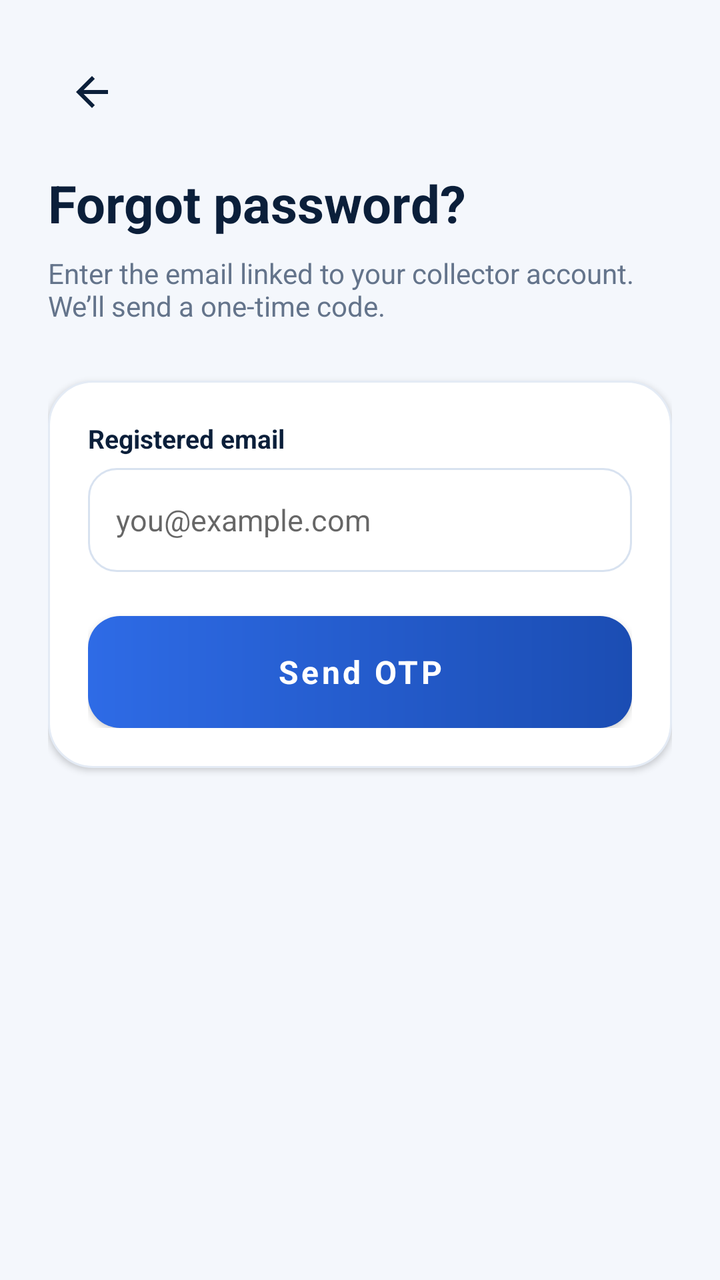
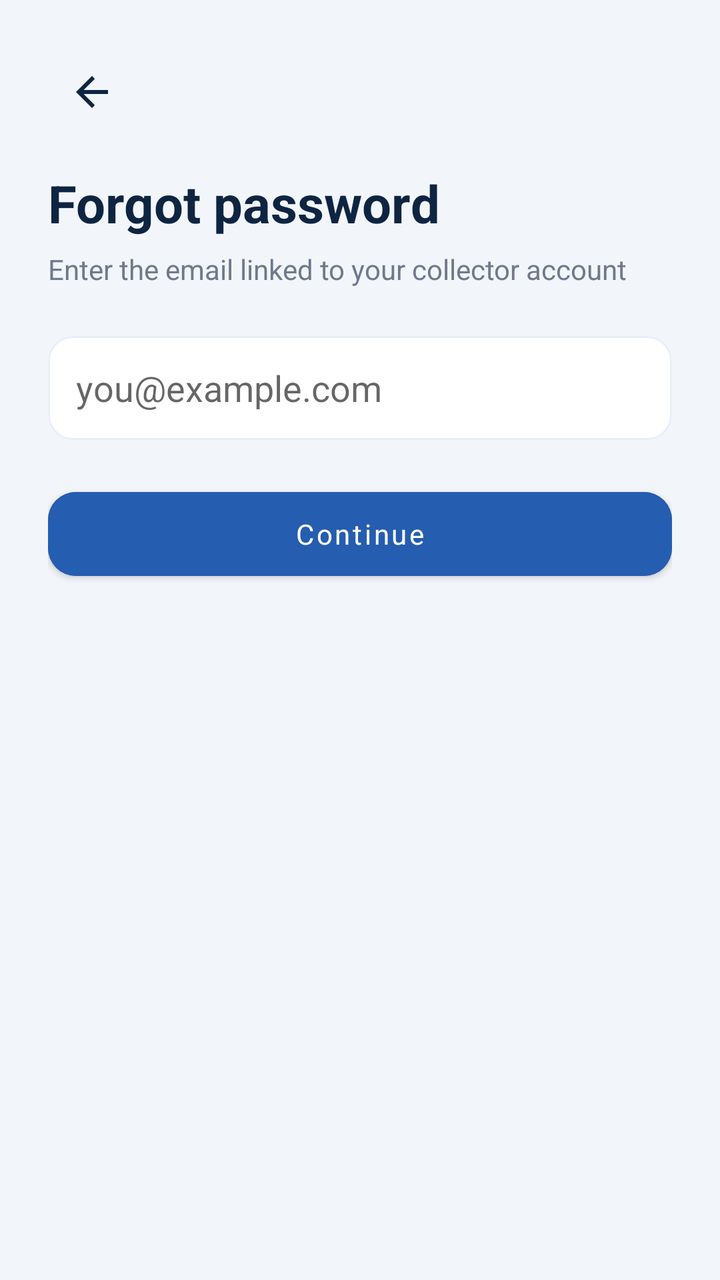

An Android layout rendered at two revisions. The XML below is the earlier revision; the diff shows what the commit changed to produce the second picture.
<!-- AndroidManifest.xml: application theme Theme.CSUCensus -->
<!-- res/layout/activity_forgot_password.xml -->
<?xml version="1.0" encoding="utf-8"?>
<ScrollView
    xmlns:android="http://schemas.android.com/apk/res/android"
    xmlns:app="http://schemas.android.com/apk/res-auto"
    android:layout_width="match_parent"
    android:layout_height="match_parent"
    android:background="@color/background"
    android:fillViewport="true"
    android:scrollbars="none"
    >
    <LinearLayout
        android:layout_width="match_parent"
        android:layout_height="wrap_content"
        android:orientation="vertical"
        android:padding="24dp"
        >
        <ImageButton
            android:id="@+id/btnBack"
            android:layout_width="44dp"
            android:layout_height="44dp"
            android:src="@drawable/ic_back"
            android:background="?attr/selectableItemBackgroundBorderless"
            android:contentDescription="Back"
            app:tint="@color/navy" />
        <TextView
            android:layout_width="wrap_content"
            android:layout_height="wrap_content"
            android:text="Forgot password?"
            android:textSize="26sp"
            android:textStyle="bold"
            android:textColor="@color/navy"
            android:layout_marginTop="16dp" />
        <TextView
            android:layout_width="wrap_content"
            android:layout_height="wrap_content"
            android:text="Enter the email linked to your collector account. We’ll send a one-time code."
            android:textColor="@color/muted"
            android:textSize="14sp"
            android:layout_marginTop="8dp" />
        <LinearLayout
            android:layout_width="match_parent"
            android:layout_height="wrap_content"
            android:orientation="vertical"
            android:background="@drawable/bg_card"
            android:padding="20dp"
            android:layout_marginTop="28dp"
            android:elevation="2dp"
            >
            <TextView
                android:layout_width="wrap_content"
                android:layout_height="wrap_content"
                android:text="Registered email"
                android:textColor="@color/navy"
                android:textStyle="bold"
                android:textSize="13sp" />
            <EditText
                android:id="@+id/etResetEmail"
                android:layout_width="match_parent"
                android:layout_height="52dp"
                android:layout_marginTop="6dp"
                android:paddingHorizontal="14dp"
                android:singleLine="true"
                android:hint="you@example.com"
                android:inputType="textEmailAddress"
                android:background="@drawable/bg_input"
                android:textColor="@color/navy"
                android:textSize="15sp" />
            <com.google.android.material.button.MaterialButton
                android:id="@+id/btnSendOtp"
                android:layout_width="match_parent"
                android:layout_height="56dp"
                android:text="Send OTP"
                android:textAllCaps="false"
                android:textSize="16sp"
                android:textStyle="bold"
                android:background="@drawable/bg_primary_button"
                app:backgroundTint="@null"
                android:layout_marginTop="22dp"
                app:cornerRadius="16dp" />
        </LinearLayout>
    </LinearLayout>
</ScrollView>
<!-- resources referenced by this layout -->
<resources>
  <color name="background">#F4F7FC</color>
  <color name="muted">#64748B</color>
  <color name="navy">#0B1F3A</color>
  <!-- drawable bg_card (drawable) -->
  <?xml version="1.0" encoding="utf-8"?>
  <shape xmlns:android="http://schemas.android.com/apk/res/android">
      <solid android:color="@color/white" />
      <corners android:radius="22dp" />
      <stroke android:width="1dp" android:color="@color/line" />
  </shape>
  <!-- drawable bg_input (drawable) -->
  <?xml version="1.0" encoding="utf-8"?>
  <selector xmlns:android="http://schemas.android.com/apk/res/android">
      <item android:state_focused="true">
          <shape>
              <solid android:color="@color/white" />
              <corners android:radius="14dp" />
              <stroke android:width="2dp" android:color="@color/blue" />
          </shape>
      </item>
      <item>
          <shape>
              <solid android:color="@color/white" />
              <corners android:radius="14dp" />
              <stroke android:width="1dp" android:color="@color/input_stroke" />
          </shape>
      </item>
  </selector>
  <!-- drawable bg_primary_button (drawable) -->
  <?xml version="1.0" encoding="utf-8"?>
  <ripple xmlns:android="http://schemas.android.com/apk/res/android"
      android:color="#33FFFFFF">
      <item>
          <shape>
              <gradient
                  android:startColor="@color/blue"
                  android:endColor="@color/blue_dark"
                  android:angle="0" />
              <corners android:radius="16dp" />
          </shape>
      </item>
  </ripple>
  <!-- drawable ic_back (drawable) -->
  <?xml version="1.0" encoding="utf-8"?>
  <vector xmlns:android="http://schemas.android.com/apk/res/android"
      android:width="24dp" android:height="24dp"
      android:viewportWidth="24" android:viewportHeight="24">
      <path android:fillColor="#0E2542"
          android:pathData="M20,11H7.83l5.59,-5.59L12,4l-8,8 8,8 1.41,-1.41L7.83,13H20v-2z"/>
  </vector>
  <style name="Theme.CSUCensus" parent="Theme.MaterialComponents.DayNight.NoActionBar">
          <item name="colorPrimary">@color/blue</item>
          <item name="colorPrimaryVariant">@color/blue_dark</item>
          <item name="colorSecondary">@color/green</item>
          <item name="colorOnPrimary">@color/white</item>
          <item name="android:fontFamily">sans-serif</item>
          <item name="android:windowLightStatusBar">true</item>
          <item name="android:statusBarColor">@android:color/transparent</item>
          <item name="android:navigationBarColor">@color/white</item>
          <item name="android:windowLightNavigationBar">true</item>
          <item name="android:windowBackground">@color/background</item>
      </style>
  <color name="white">#FFFFFF</color>
  <color name="line">#E4EBF5</color>
  <color name="blue">#2E6BE6</color>
  <color name="input_stroke">#D8E2F0</color>
  <color name="blue_dark">#1B4DB3</color>
  <color name="green">#1FA971</color>
</resources>

<!-- the commit's change to res/layout/activity_forgot_password.xml (unified diff, before → after) -->
@@ -1,82 +1,50 @@
 <?xml version="1.0" encoding="utf-8"?>
-<ScrollView
-    xmlns:android="http://schemas.android.com/apk/res/android"
+<LinearLayout xmlns:android="http://schemas.android.com/apk/res/android"
     xmlns:app="http://schemas.android.com/apk/res-auto"
     android:layout_width="match_parent"
     android:layout_height="match_parent"
+    android:orientation="vertical"
     android:background="@color/background"
-    android:fillViewport="true"
-    android:scrollbars="none"
-    >
-    <LinearLayout
+    android:padding="24dp">
+    <ImageButton
+        android:id="@+id/btnBack"
+        android:layout_width="44dp"
+        android:layout_height="44dp"
+        android:src="@drawable/ic_back"
+        android:background="?attr/selectableItemBackgroundBorderless"
+        app:tint="@color/navy"
+        android:contentDescription="Back" />
+    <TextView
+        android:layout_width="wrap_content"
+        android:layout_height="wrap_content"
+        android:text="Forgot password"
+        android:textSize="26sp"
+        android:textStyle="bold"
+        android:textColor="@color/navy"
+        android:layout_marginTop="16dp" />
+    <TextView
+        android:layout_width="wrap_content"
+        android:layout_height="wrap_content"
+        android:text="Enter the email linked to your collector account"
+        android:textColor="@color/muted"
+        android:layout_marginTop="6dp" />
+    <EditText
+        android:id="@+id/etEmail"
         android:layout_width="match_parent"
-        android:layout_height="wrap_content"
-        android:orientation="vertical"
-        android:padding="24dp"
-        >
-        <ImageButton
-            android:id="@+id/btnBack"
-            android:layout_width="44dp"
-            android:layout_height="44dp"
-            android:src="@drawable/ic_back"
-            android:background="?attr/selectableItemBackgroundBorderless"
-            android:contentDescription="Back"
-            app:tint="@color/navy" />
-        <TextView
-            android:layout_width="wrap_content"
-            android:layout_height="wrap_content"
-            android:text="Forgot password?"
-            android:textSize="26sp"
-            android:textStyle="bold"
-            android:textColor="@color/navy"
-            android:layout_marginTop="16dp" />
-        <TextView
-            android:layout_width="wrap_content"
-            android:layout_height="wrap_content"
-            android:text="Enter the email linked to your collector account. We’ll send a one-time code."
-            android:textColor="@color/muted"
-            android:textSize="14sp"
-            android:layout_marginTop="8dp" />
-        <LinearLayout
-            android:layout_width="match_parent"
-            android:layout_height="wrap_content"
-            android:orientation="vertical"
-            android:background="@drawable/bg_card"
-            android:padding="20dp"
-            android:layout_marginTop="28dp"
-            android:elevation="2dp"
-            >
-            <TextView
-                android:layout_width="wrap_content"
-                android:layout_height="wrap_content"
-                android:text="Registered email"
-                android:textColor="@color/navy"
-                android:textStyle="bold"
-                android:textSize="13sp" />
-            <EditText
-                android:id="@+id/etResetEmail"
-                android:layout_width="match_parent"
-                android:layout_height="52dp"
-                android:layout_marginTop="6dp"
-                android:paddingHorizontal="14dp"
-                android:singleLine="true"
-                android:hint="you@example.com"
-                android:inputType="textEmailAddress"
-                android:background="@drawable/bg_input"
-                android:textColor="@color/navy"
-                android:textSize="15sp" />
-            <com.google.android.material.button.MaterialButton
-                android:id="@+id/btnSendOtp"
-                android:layout_width="match_parent"
-                android:layout_height="56dp"
-                android:text="Send OTP"
-                android:textAllCaps="false"
-                android:textSize="16sp"
-                android:textStyle="bold"
-                android:background="@drawable/bg_primary_button"
-                app:backgroundTint="@null"
-                android:layout_marginTop="22dp"
-                app:cornerRadius="16dp" />
-        </LinearLayout>
-    </LinearLayout>
-</ScrollView>
+        android:layout_height="52dp"
+        android:hint="you@example.com"
+        android:inputType="textEmailAddress"
+        android:paddingHorizontal="14dp"
+        android:background="@drawable/bg_input"
+        android:layout_marginTop="24dp"
+        android:textColor="@color/navy" />
+    <com.google.android.material.button.MaterialButton
+        android:id="@+id/btnContinue"
+        android:layout_width="match_parent"
+        android:layout_height="54dp"
+        android:text="Continue"
+        android:textAllCaps="false"
+        android:backgroundTint="@color/blue"
+        android:layout_marginTop="20dp"
+        app:cornerRadius="14dp" />
+</LinearLayout>
<!-- resource entries referenced after the edit -->
@@ -1,47 +1,15 @@
 <!-- resources referenced by this layout -->
 <resources>
-  <color name="background">#F4F7FC</color>
-  <color name="muted">#64748B</color>
-  <color name="navy">#0B1F3A</color>
-  <!-- drawable bg_card (drawable) -->
+  <color name="background">#F2F6FA</color>
+  <color name="muted">#6E7A8C</color>
+  <color name="navy">#0E2542</color>
+  <!-- drawable bg_input (drawable) -->
   <?xml version="1.0" encoding="utf-8"?>
-  <shape xmlns:android="http://schemas.android.com/apk/res/android">
+  <shape xmlns:android="http://schemas.android.com/apk/res/android" android:shape="rectangle">
       <solid android:color="@color/white" />
-      <corners android:radius="22dp" />
+      <corners android:radius="12dp" />
       <stroke android:width="1dp" android:color="@color/line" />
   </shape>
-  <!-- drawable bg_input (drawable) -->
-  <?xml version="1.0" encoding="utf-8"?>
-  <selector xmlns:android="http://schemas.android.com/apk/res/android">
-      <item android:state_focused="true">
-          <shape>
-              <solid android:color="@color/white" />
-              <corners android:radius="14dp" />
-              <stroke android:width="2dp" android:color="@color/blue" />
-          </shape>
-      </item>
-      <item>
-          <shape>
-              <solid android:color="@color/white" />
-              <corners android:radius="14dp" />
-              <stroke android:width="1dp" android:color="@color/input_stroke" />
-          </shape>
-      </item>
-  </selector>
-  <!-- drawable bg_primary_button (drawable) -->
-  <?xml version="1.0" encoding="utf-8"?>
-  <ripple xmlns:android="http://schemas.android.com/apk/res/android"
-      android:color="#33FFFFFF">
-      <item>
-          <shape>
-              <gradient
-                  android:startColor="@color/blue"
-                  android:endColor="@color/blue_dark"
-                  android:angle="0" />
-              <corners android:radius="16dp" />
-          </shape>
-      </item>
-  </ripple>
   <!-- drawable ic_back (drawable) -->
   <?xml version="1.0" encoding="utf-8"?>
   <vector xmlns:android="http://schemas.android.com/apk/res/android"
@@ -63,10 +31,9 @@
           <item name="android:windowBackground">@color/background</item>
       </style>
   <color name="white">#FFFFFF</color>
-  <color name="line">#E4EBF5</color>
-  <color name="blue">#2E6BE6</color>
-  <color name="input_stroke">#D8E2F0</color>
-  <color name="blue_dark">#1B4DB3</color>
-  <color name="green">#1FA971</color>
+  <color name="line">#E6F0FB</color>
+  <color name="blue">#255DB0</color>
+  <color name="blue_dark">#1E4A8C</color>
+  <color name="green">#2A966B</color>
 </resources>
 
